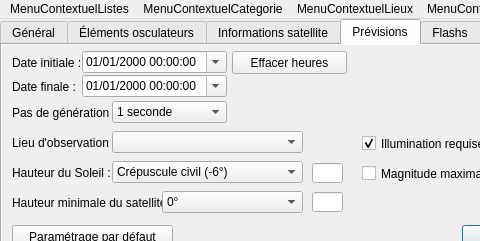
Qt form src/interface/onglets.ui (mconsidine/previsat_archive) before a commit; both pictures show x 0 to 480 and y 0 to 241 of the 792 by 241 pixel window.
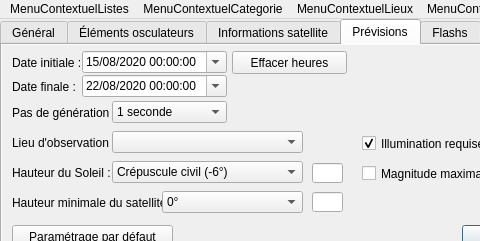
The same form after that commit. The open tabs and pages were chosen to show the change. Icons and pictures are not drawn.

```diff
--- a/src/interface/onglets.ui
+++ b/src/interface/onglets.ui
@@ -5839,6 +5839,23 @@
       <property name="buttonSymbols">
        <enum>QAbstractSpinBox::NoButtons</enum>
       </property>
+      <property name="dateTime">
+       <datetime>
+        <hour>0</hour>
+        <minute>0</minute>
+        <second>0</second>
+        <year>2020</year>
+        <month>8</month>
+        <day>15</day>
+       </datetime>
+      </property>
+      <property name="date">
+       <date>
+        <year>2020</year>
+        <month>8</month>
+        <day>15</day>
+       </date>
+      </property>
       <property name="displayFormat">
        <string>dd/MM/yyyy hh:mm:ss</string>
       </property>
@@ -5883,6 +5900,23 @@
       <property name="buttonSymbols">
        <enum>QAbstractSpinBox::UpDownArrows</enum>
       </property>
+      <property name="dateTime">
+       <datetime>
+        <hour>0</hour>
+        <minute>0</minute>
+        <second>0</second>
+        <year>2020</year>
+        <month>8</month>
+        <day>22</day>
+       </datetime>
+      </property>
+      <property name="date">
+       <date>
+        <year>2020</year>
+        <month>8</month>
+        <day>22</day>
+       </date>
+      </property>
       <property name="displayFormat">
        <string>dd/MM/yyyy hh:mm:ss</string>
       </property>
```
Left out of the diff: 2 changed lines with no effect on the pictures.
